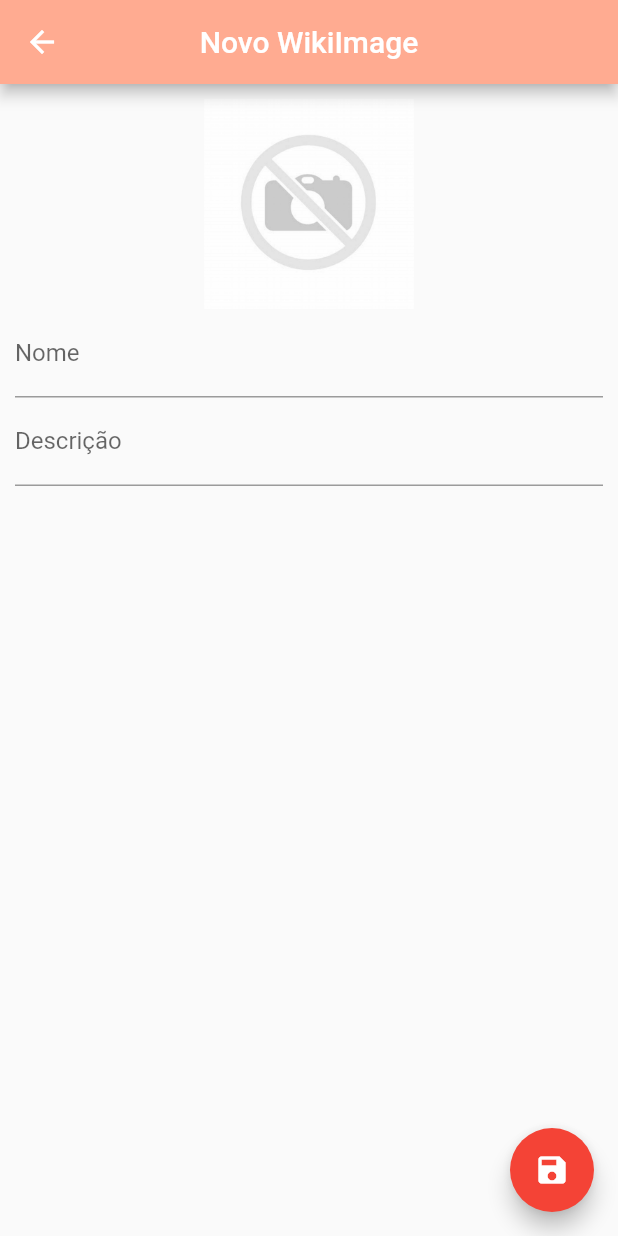
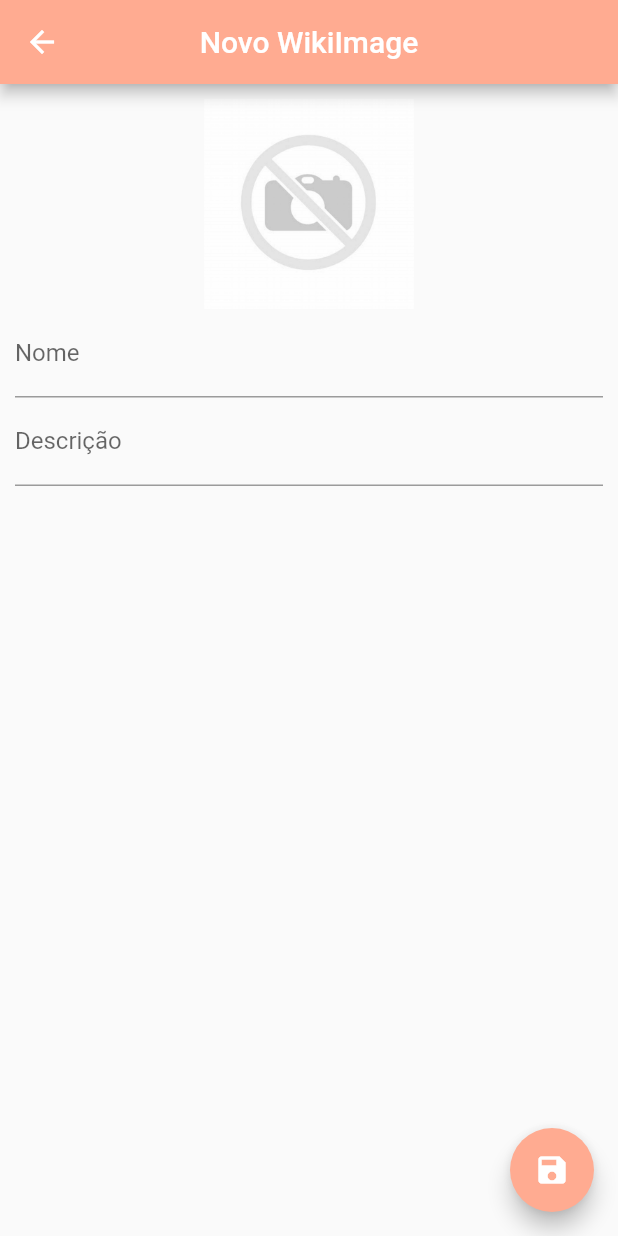
Before and after one commit to rofontin/wikiimage, a Flutter app: the WikiImagePage screen opened directly, on a phone screen of 412 x 824 dp. Run offline on Flutter 3.47's test engine with Material 2 defaults, Android fonts, the light colour scheme and no system bars; our stand-ins replace image_picker, sqflite; accounts and stored records are empty.

Commit message:
inicializando sistema de busca

```diff
--- a/lib/banco/search_wikiimage.dart
+++ b/lib/banco/search_wikiimage.dart
@@ -52,6 +52,10 @@ class Search extends SearchDelegate{
           title: Text(
             suggestion[index]
           ),
+          onTap: (){
+            selectedResult = suggestion[index];
+            showResults(context);
+          },
         );
       },
     );
--- a/lib/homepage.dart
+++ b/lib/homepage.dart
@@ -43,6 +43,7 @@ class _HomePageState extends State<HomePage> {
 
                 showSearch(context: context, delegate: Search(listNames));
               },
+
             ),
             PopupMenuButton<OrderOptions>(
               itemBuilder: (context) => <PopupMenuEntry<OrderOptions>>[
@@ -65,7 +66,7 @@ class _HomePageState extends State<HomePage> {
             _showikiImagePage();
           },
           child: Icon(Icons.add),
-          backgroundColor: Colors.red,
+          backgroundColor: Colors.deepOrange[200],
         ),
         body: ListView.builder(
           padding: EdgeInsets.all(10.0),
--- a/lib/wikiimage_page.dart
+++ b/lib/wikiimage_page.dart
@@ -57,7 +57,7 @@ class _WikiImagePageState extends State<WikiImagePage> {
           }
         },
         child: Icon(Icons.save),
-        backgroundColor: Colors.red,
+        backgroundColor: Colors.deepOrange[200],
       ),
       body: SingleChildScrollView(
         padding: EdgeInsets.all(10.0),
```
